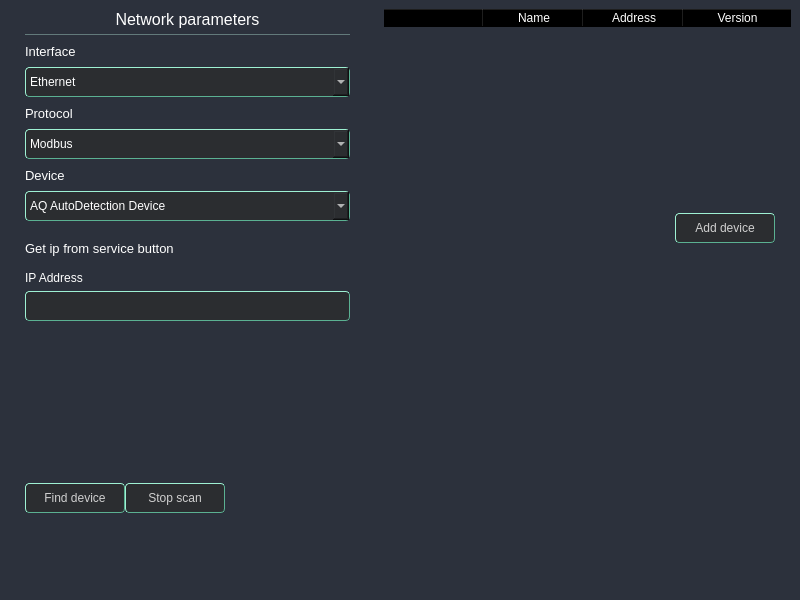
Qt form UI/forms/AqAddDeviceWindow.ui (romangolovkou/AQteck_toolMAX) before a commit.
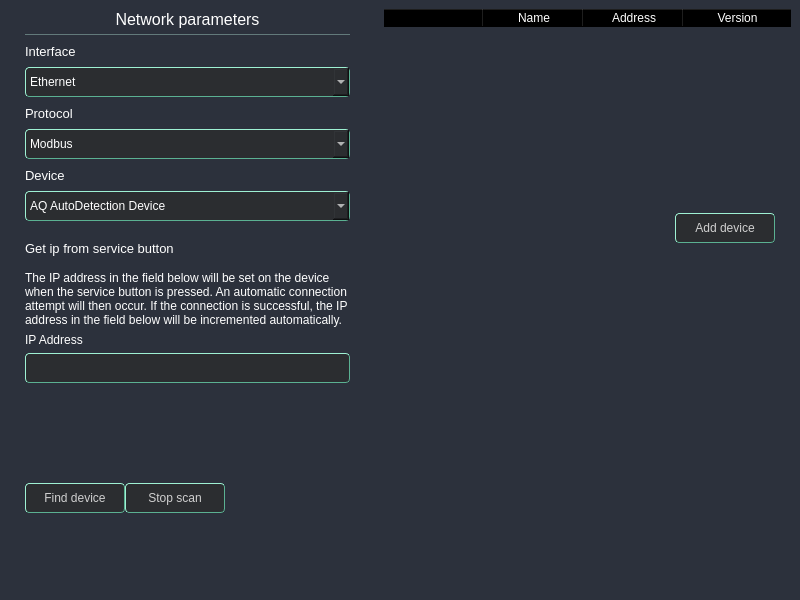
The same form after that commit. Icons and pictures are not drawn. Custom widgets are drawn as their Qt base class.

Commit message: Правки UI для роздачі IP з кнопки на приладі

Patch:
```diff
--- a/UI/forms/AqAddDeviceWindow.ui
+++ b/UI/forms/AqAddDeviceWindow.ui
@@ -1730,6 +1730,19 @@
                      </layout>
                     </widget>
                    </item>
+                   <item>
+                    <widget class="QLabel" name="ipAdressesInfoLabel">
+                     <property name="text">
+                      <string>The IP address in the field below will be set on the device when the service button is pressed. An automatic connection attempt will then occur. If the connection is successful, the IP address in the field below will be incremented automatically.</string>
+                     </property>
+                     <property name="scaledContents">
+                      <bool>false</bool>
+                     </property>
+                     <property name="wordWrap">
+                      <bool>true</bool>
+                     </property>
+                    </widget>
+                   </item>
                    <item>
                     <widget class="QLabel" name="ip_line_edit_label">
                      <property name="text">
```
Left out of the diff: 2 changed lines with no effect on the pictures.
